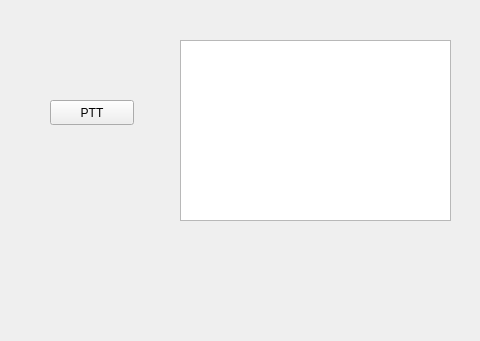
Qt form gui/HarmoniLAN_GUI/mainwindow.ui (angel4114z/HarmoniLAN) before a commit; both pictures show x 0 to 480 and y 0 to 341 of the 800 by 600 pixel window.
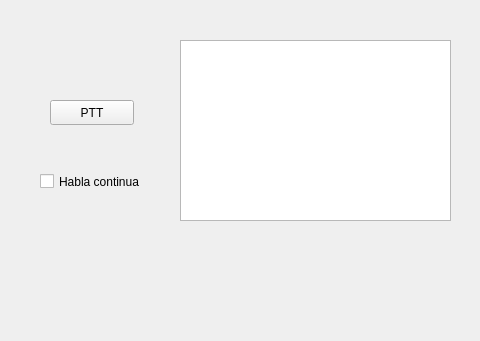
The same form after that commit.

Diff of the .ui file:
```diff
--- a/gui/HarmoniLAN_GUI/mainwindow.ui
+++ b/gui/HarmoniLAN_GUI/mainwindow.ui
@@ -50,6 +50,19 @@
      </rect>
     </property>
    </widget>
+   <widget class="QCheckBox" name="chkHablaContinua">
+    <property name="geometry">
+     <rect>
+      <x>40</x>
+      <y>170</y>
+      <width>121</width>
+      <height>23</height>
+     </rect>
+    </property>
+    <property name="text">
+     <string>Habla continua</string>
+    </property>
+   </widget>
   </widget>
   <widget class="QMenuBar" name="menubar">
    <property name="geometry">
```
